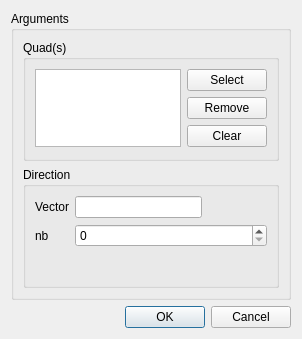
This is src/HEXABLOCKGUI/PrismQuad_QTD.ui in SalomePlatform/hexablock as Qt 5 draws it before an edit. The edited form follows.
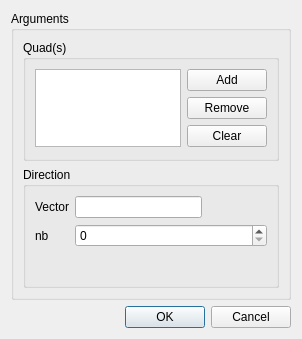
This is the edited form.

```diff
--- a/src/HEXABLOCKGUI/PrismQuad_QTD.ui
+++ b/src/HEXABLOCKGUI/PrismQuad_QTD.ui
@@ -32,7 +32,7 @@
          <item row="0" column="1">
           <widget class="QPushButton" name="select_pb">
            <property name="text">
-            <string>Select</string>
+            <string>Add</string>
            </property>
           </widget>
          </item>
```
Left out of the diff: 6 changed lines with no effect on the pictures.
